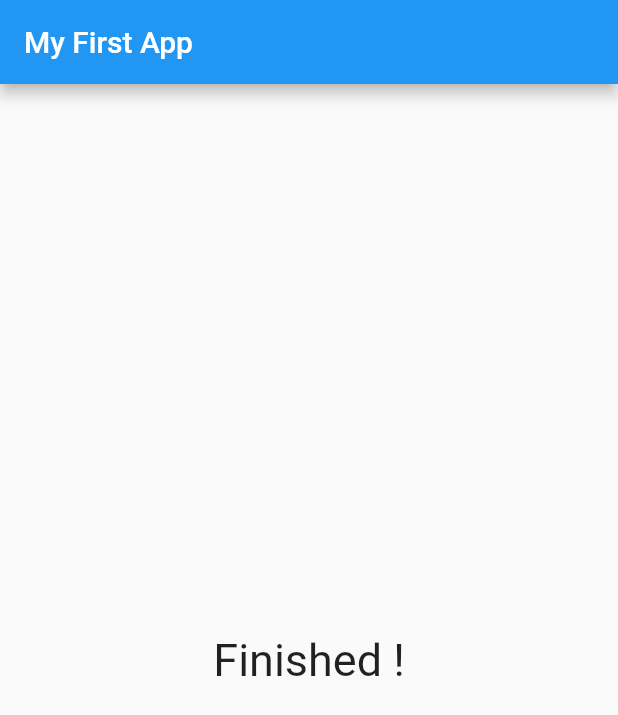
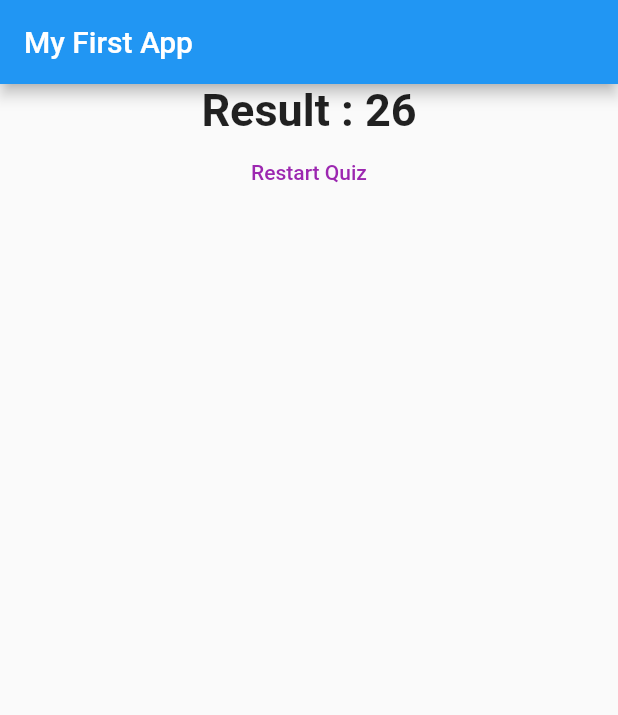
Before and after one commit to saurabhyadav-gith/Flutter-App-Quiz, a Flutter app: the screen it shows after launch, on a phone screen of 412 x 824 dp. Shown: the top 715 px of the screen. Run offline on Flutter 3.47's test engine with Material 2 defaults, Android fonts, the phone set to English and light mode, and no system bars.

Commit message:
"Scores and restart button added"

```diff
--- a/lib/main.dart
+++ b/lib/main.dart
@@ -16,23 +16,44 @@ class MyApp extends StatefulWidget {
 
 class MyAppState extends State<MyApp> {
   var questionIndex = 0;
+  var totalScore = 0;
+  void reset() {
+    setState(() {
+      questionIndex = 0;
+      totalScore = 0;
+    });
+  }
 
   final questions = [
     {
       'questionText': 'What\'s your favorite color',
-      'answers': ['Black', 'White', 'Green', 'Purple']
+      'answers': [
+        {'text': 'Black', 'score': 10},
+        {'text': 'White', 'score': 5},
+        {'text': 'Green', 'score': 8},
+        {'text': 'Purple', 'score': 3},
+      ]
     },
     {
       'questionText': 'What\'s your favorite animal',
-      'answers': ['Walrus', 'Lion', 'Dog']
+      'answers': [
+        {'text': 'Walrus', 'score': 5},
+        {'text': 'Lion', 'score': 10},
+        {'text': 'Dog', 'score': 9},
+      ]
     },
     {
       'questionText': 'Who\'s your favorite actor',
-      'answers': ['Selmon', 'Shahrukh', 'Akshay']
+      'answers': [
+        {'text': 'Selmon', 'score': 5},
+        {'text': 'Shahrukh', 'score': 6},
+        {'text': 'Akshay', 'score': 8},
+      ]
     },
   ];
 
-  void answerQuestion() {
+  void answerQuestion(int score) {
+    totalScore += score;
     setState(() {
       questionIndex += 1;
     });
@@ -51,7 +72,7 @@ class MyAppState extends State<MyApp> {
                 questions: questions,
                 questionIndex: questionIndex,
               )
-            : Result(),
+            : Result(totalScore,reset),
       ),
     );
   }
--- a/lib/quiz.dart
+++ b/lib/quiz.dart
@@ -18,8 +18,9 @@ class Quiz extends StatelessWidget {
         Question(
           questionText: questions[questionIndex]['questionText'],
         ),
-        ...(questions[questionIndex]['answers'] as List<String>).map((answer) {
-          return Answer(answerQuestion, answer);
+        ...(questions[questionIndex]['answers'] as List<Map<String, Object>>)
+            .map((answer) {
+          return Answer(() => answerQuestion(answer['score']), answer['text']);
         }).toList()
       ],
     );
--- a/lib/result.dart
+++ b/lib/result.dart
@@ -1,12 +1,35 @@
 import 'package:flutter/material.dart';
+import 'package:flutter_example_app/main.dart';
 
 class Result extends StatelessWidget {
+  final int score;
+  final Function reset;
+  Result(this.score, this.reset);
+  String get resultString {
+    return 'Result : ';
+  }
+
   @override
   Widget build(BuildContext context) {
     return Center(
-      child: Text(
-        'Finished !',
-        style: TextStyle(fontSize: 30),
+      child: Column(
+        children: [
+          Text(
+            resultString + score.toString(),
+            style: TextStyle(
+              fontSize: 30,
+              fontWeight: FontWeight.bold,
+            ),
+            textAlign: TextAlign.center,
+          ),
+          FlatButton(
+            onPressed: reset,
+            child: Text(
+              'Restart Quiz',
+            ),
+            textColor: Colors.purple,
+          ),
+        ],
       ),
     );
   }
```
